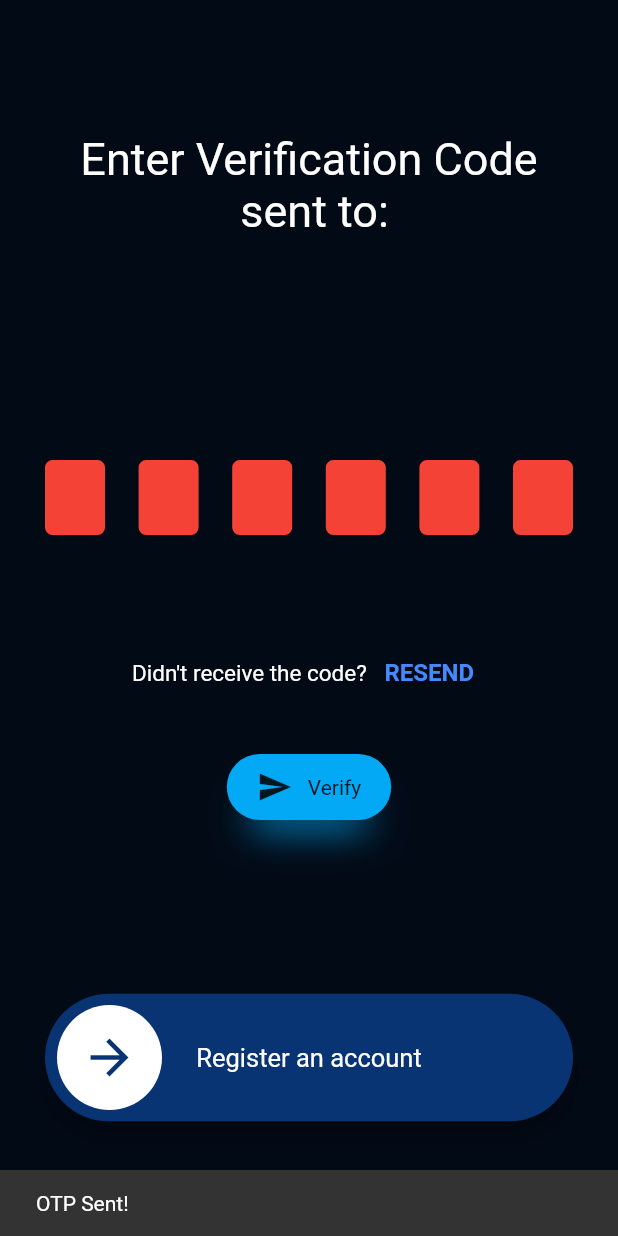
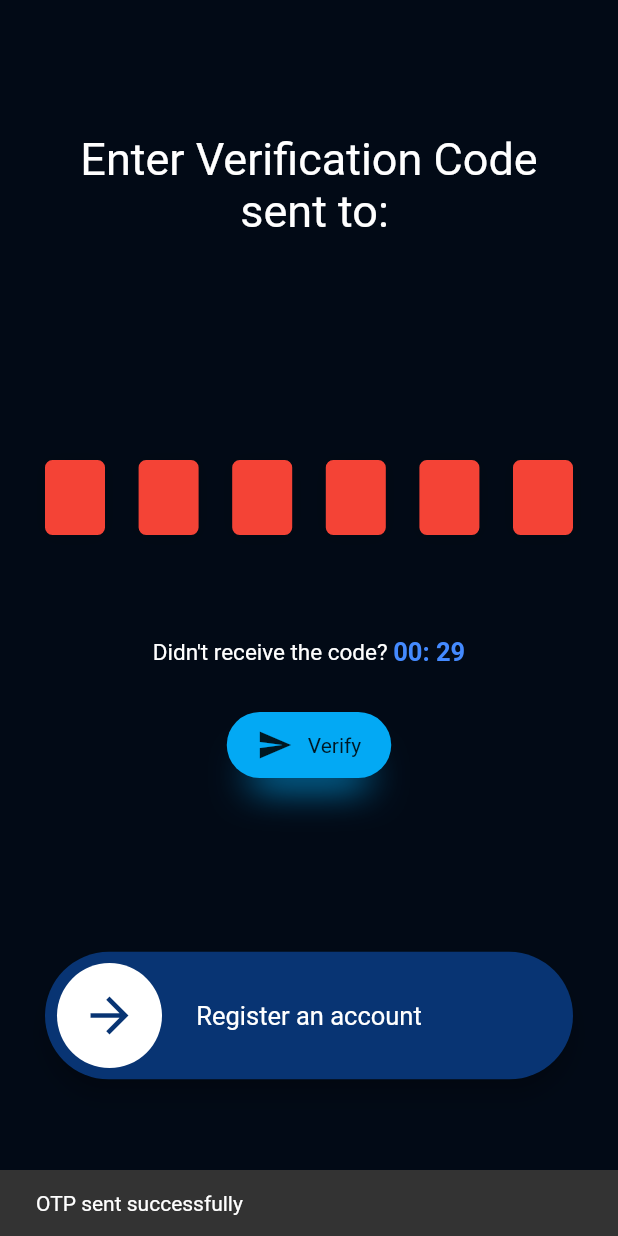
Before and after one commit to xuwudawei/Unified_System_Acess_MobileApp, a Flutter app: the OTPVerificationPage screen opened directly with empty values, after a tap on "RESEND", on a phone screen of 412 x 824 dp. Run offline on Flutter 3.47's test engine with Material 2 defaults, Android fonts, the phone set to English and light mode, and no system bars; drawn by our look-alikes of pin_code_fields, slide_to_act; our stand-ins replace animated_text_kit, camera, email_validator, flutter_spinkit, google_nav_bar, hexcolor and 5 more; missing offline and left inert: country_state_city_picker, dart:html, flutter_launcher_icons, particles_flutter.

Commit message:
added timer for otp verification page

```diff
--- a/lib/screens/verifyNumberScreen/otp_verification_page.dart
+++ b/lib/screens/verifyNumberScreen/otp_verification_page.dart
@@ -30,6 +30,29 @@ class _OTPVerificationPageState extends State<OTPVerificationPage>
   bool hasError = false;
   String currentText = "";
   final formKey = GlobalKey<FormState>();
+  bool timeReached = true;
+  final int timerMaxSeconds = 30;
+  int currentSeconds = 0;
+  final interval = const Duration(seconds: 1);
+
+  String get timerText =>
+      '${((timerMaxSeconds - currentSeconds) ~/ 60).toString().padLeft(2, '0')}: ${((timerMaxSeconds - currentSeconds) % 60).toString().padLeft(2, '0')}';
+
+  startTimeout([int? milliseconds]) {
+    var duration = interval;
+    Timer.periodic(duration, (timer) {
+      setState(() {
+        // print(timer.tick);
+        currentSeconds = timer.tick;
+        if (timer.tick >= timerMaxSeconds) {
+          timer.cancel();
+          setState(() {
+            timeReached = true;
+          });
+        }
+      });
+    });
+  }
 
   AnimationController? _animationController;
 
@@ -72,13 +95,6 @@ class _OTPVerificationPageState extends State<OTPVerificationPage>
     });
   }
 
-  @override
-  void dispose() {
-    errorController!.close();
-
-    super.dispose();
-  }
-
   // snackBar Widget
   snackBar(String? message) {
     return ScaffoldMessenger.of(context).showSnackBar(
@@ -91,7 +107,13 @@ class _OTPVerificationPageState extends State<OTPVerificationPage>
 
   @override
   Widget build(BuildContext context) {
-    return Scaffold(
+    return WillPopScope(
+      onWillPop: () {
+        Navigator.of(context).pushReplacementNamed('/landingPage/VerifyNumber');
+        //we need to return a future
+        return Future.value(false);
+      },
+      child: Scaffold(
         body: GestureDetector(
           onTap: () {
             FocusScope.of(context).unfocus();
@@ -134,7 +156,9 @@ class _OTPVerificationPageState extends State<OTPVerificationPage>
                         ),
                         length: 6,
                         obscureText: true,
-                      obscuringCharacter: '*',
+                        useHapticFeedback: true,
+                        hapticFeedbackTypes: HapticFeedbackTypes.vibrate,
+                        obscuringCharacter: '•',
                         // obscuringWidget: FlutterLogo(
                         //   size: 24,
                         // ),
@@ -142,7 +166,7 @@ class _OTPVerificationPageState extends State<OTPVerificationPage>
                         animationType: AnimationType.fade,
                         validator: (v) {
                           if (v!.length < 3) {
-                          return "I'm from validator";
+                            return "I'm from AI validator";
                           } else {
                             return null;
                           }
@@ -207,15 +231,32 @@ class _OTPVerificationPageState extends State<OTPVerificationPage>
                       "Didn't receive the code? ",
                       style: TextStyle(color: Colors.white, fontSize: 15),
                     ),
-                  TextButton(
-                      onPressed: () => snackBar("OTP Sent!"),
+                    timeReached
+                        ? TextButton(
+                            onPressed: () {
+                              setState(() {
+                                timeReached = false;
+                                startTimeout();
+                                snackBar("OTP sent successfully");
+                              });
+                            },
                             child: Text(
                               "RESEND",
                               style: TextStyle(
                                 color: Colors.blueAccent,
                                 fontWeight: FontWeight.bold,
-                            fontSize: 16),
-                      ))
+                                fontSize: 16,
+                              ),
+                            ),
+                          )
+                        : Text(
+                            timerText,
+                            style: TextStyle(
+                              color: Colors.blueAccent,
+                              fontWeight: FontWeight.bold,
+                              fontSize: 17,
+                            ),
+                          ),
                   ],
                 ),
                 // Container(
@@ -265,7 +306,11 @@ class _OTPVerificationPageState extends State<OTPVerificationPage>
                       if (currentText.length != 6 || currentText != "123456") {
                         errorController!.add(ErrorAnimationType
                             .shake); // Triggering error shake animation
-                      setState(() => hasError = true);
+
+                        setState(() => {
+                              hasError = true,
+                            });
+                        textEditingController.clear();
                       } else {
                         setState(
                           () {
@@ -350,8 +395,8 @@ class _OTPVerificationPageState extends State<OTPVerificationPage>
                 Container(
                   height: MediaQuery.of(context).size.height / 5,
                   child: Padding(
-                  padding:
-                      const EdgeInsets.symmetric(vertical: 20, horizontal: 30),
+                    padding: const EdgeInsets.symmetric(
+                        vertical: 20, horizontal: 30),
                     child: SlideAction(
                       text: widget.numberExist!
                           ? "Swipe to sign in"
@@ -368,13 +413,12 @@ class _OTPVerificationPageState extends State<OTPVerificationPage>
                       //animationDuration: Duration(seconds: 1),
                       reversed: false,
                       onSubmit: () {
-                      if (currentText.length != 6 || currentText != "123456") {
+                        if (currentText.length != 6 ||
+                            currentText != "123456") {
                           errorController!.add(ErrorAnimationType
                               .shake); // Triggering error shake animation
                           setState(() => hasError = true);
-                        Future.delayed(
-                          Duration(seconds: 2),
-                          () => Navigator.push(
+                          Navigator.push(
                               context,
                               MaterialPageRoute(
                                   builder: (context) => OTPVerificationPage(
@@ -383,20 +427,13 @@ class _OTPVerificationPageState extends State<OTPVerificationPage>
                               // '/VerifyNumber/OTP',
                               // (route) => false,
                               // arguments: numberExist,
-                              ),
                               );
                         } else {
                           widget.numberExist!
-                            ? Future.delayed(
-                                Duration(seconds: 1),
-                                () => Navigator.pushNamedAndRemoveUntil(
-                                    context, '/signIn', (route) => false),
-                              )
-                            : Future.delayed(
-                                Duration(seconds: 1),
-                                () => Navigator.pushNamedAndRemoveUntil(context,
-                                    '/RegisterAccount', (route) => false),
-                              );
+                              ? Navigator.pushNamedAndRemoveUntil(
+                                  context, '/home/Main', (route) => false)
+                              : Navigator.pushNamedAndRemoveUntil(context,
+                                  '/RegisterAccount', ((route) => false));
                         }
                       },
                     ),
@@ -406,6 +443,15 @@ class _OTPVerificationPageState extends State<OTPVerificationPage>
             ),
           ),
         ),
+      ),
     );
   }
+
+  @override
+  void dispose() {
+    errorController!.close();
+    errorController = null;
+    _animationController!.dispose();
+    super.dispose();
   }
+}
```
Lines whose indentation alone changed are shown as unchanged.
